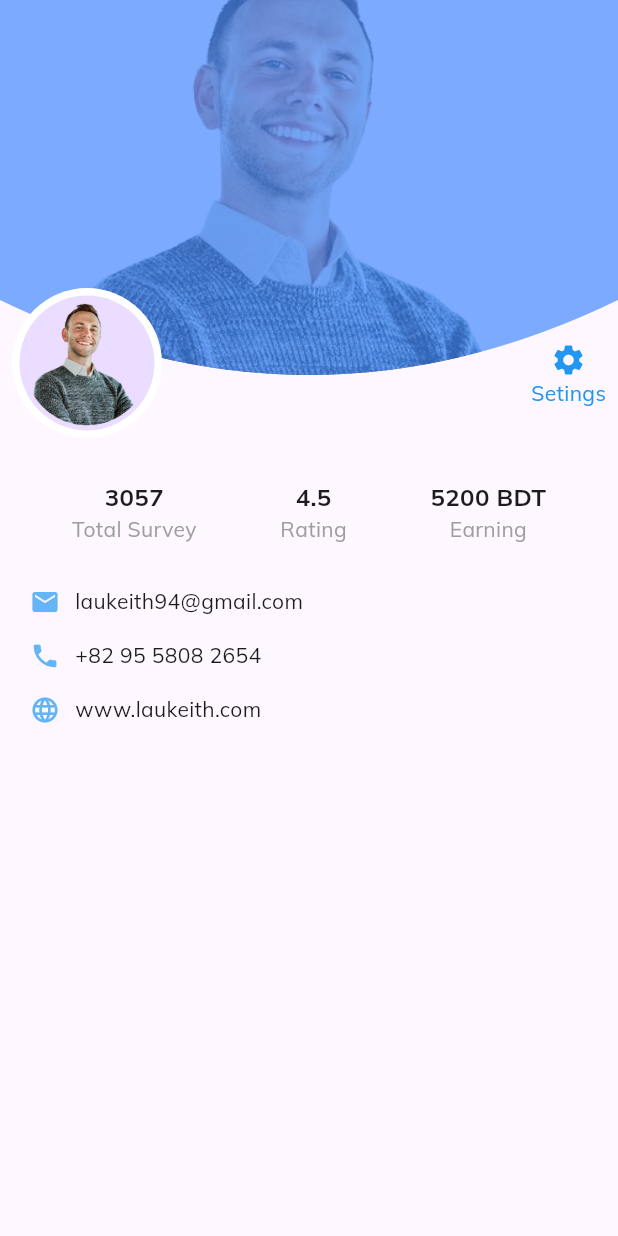
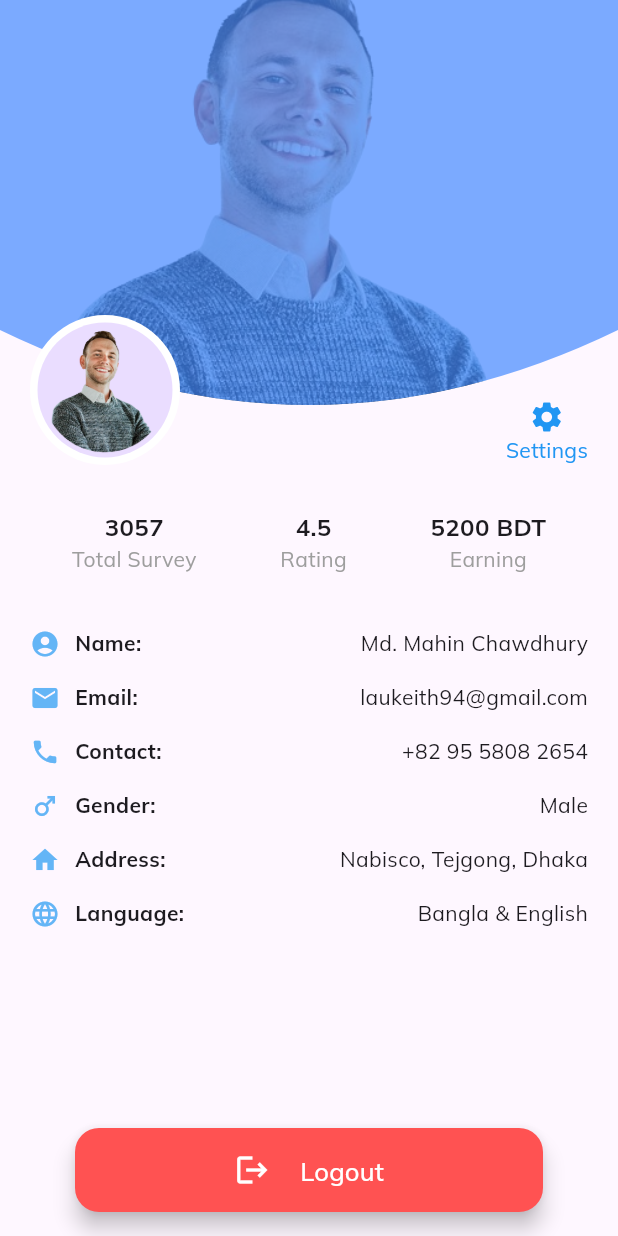
Before and after one commit to SadakatulShakil/Serveyor-App, a Flutter app: the ProfileScreen screen opened directly, on a phone screen of 412 x 824 dp. Run offline on Flutter 3.47's test engine with Material 3 defaults, Android fonts, the phone set to English and light mode, and no system bars; our stand-ins replace flutter_svg, get, google_fonts, shared_preferences; accounts and stored records are empty.

Commit message:
profile page updated with link

```diff
--- a/lib/View/Screen/Dashboard/Profile/ProfileScreen.dart
+++ b/lib/View/Screen/Dashboard/Profile/ProfileScreen.dart
@@ -1,5 +1,6 @@
 import 'package:flutter/material.dart';
 import 'package:google_fonts/google_fonts.dart';
+import 'package:serveyor_app/View/Screen/Login/LoginScreen.dart';
 
 class ProfileScreen extends StatefulWidget {
   bool isBackButton;
@@ -14,6 +15,32 @@ class _ProfileScreenState extends State<ProfileScreen> {
   @override
   Widget build(BuildContext context) {
     return Scaffold(
+      floatingActionButton: Align(
+        alignment: Alignment.bottomCenter,
+        child: Padding(
+          padding: const EdgeInsets.only(left: 50.0, right: 50.0, bottom: 16.0, top: 16.0),
+          child: FloatingActionButton.extended(
+            onPressed: () {
+              // Add your onPressed code here!
+              Navigator.of(context).pushReplacement(
+                MaterialPageRoute(builder: (context) => LoginScreen()),
+              );
+            },
+            backgroundColor: Colors.redAccent,
+            label: Container(
+                width: MediaQuery.of(context).size.width,
+                child: Row(
+                  mainAxisAlignment: MainAxisAlignment.center,
+                  children: [
+                    Icon(Icons.logout, color: Colors.white,),
+                    SizedBox(width: 20),
+                    Text('Logout', style: GoogleFonts.mulish(color: Colors.white, fontSize: 17),),
+                  ],
+                )),
+          ),
+        ),
+      ),
+      floatingActionButtonLocation: FloatingActionButtonLocation.centerDocked,
       body: Column(
         children: [
           Stack(
@@ -23,7 +50,7 @@ class _ProfileScreenState extends State<ProfileScreen> {
               ClipPath(
                 clipper: MyClipper(),
                 child: Container(
-                  height: 300,
+                  height: 320,
                   width: MediaQuery.of(context).size.width,
                   child: Stack(
                     fit: StackFit.expand,
@@ -50,11 +77,6 @@ class _ProfileScreenState extends State<ProfileScreen> {
                     },
                   ),
                 ),
-              Padding(
-                padding: const EdgeInsets.all(8.0),
-                child: Row(
-                  mainAxisAlignment: MainAxisAlignment.spaceBetween,
-                  children: [
               Positioned(
                 left: 20,
                 bottom: 10,
@@ -67,16 +89,16 @@ class _ProfileScreenState extends State<ProfileScreen> {
                   ),
                 ),
               ),
-                    Column(
+              Positioned(
+                right: 20,
+                bottom: 10,
+                child: Column(
                   children: [
-                        SizedBox(height: 16,),
                     Icon(
                       Icons.settings,
                       color: Colors.blue,
                     ),
-                        Text("Setings", style: GoogleFonts.mulish(color: Colors.blue),)
-                      ],
-                    ),
+                    Text("Settings", style: GoogleFonts.mulish(color: Colors.blue),)
                   ],
                 ),
               ),
@@ -95,9 +117,7 @@ class _ProfileScreenState extends State<ProfileScreen> {
             ),
           ),
           SizedBox(height: 20),
-          _buildInfoRow(Icons.email, 'laukeith94@gmail.com'),
-          _buildInfoRow(Icons.phone, '+82 95 5808 2654'),
-          _buildInfoRow(Icons.language, 'www.laukeith.com'),
+          _buildScrollableInfoRows(),
         ],
       ),
     );
@@ -115,14 +135,39 @@ class _ProfileScreenState extends State<ProfileScreen> {
     );
   }
 
-  Widget _buildInfoRow(IconData icon, String text) {
+  Widget _buildInfoRow(IconData icon, String label, String text) {
     return Padding(
       padding: const EdgeInsets.symmetric(vertical: 8.0, horizontal: 20.0),
       child: Row(
         children: [
           Icon(icon, color: Colors.blue[300], size: 20),
           SizedBox(width: 10),
-          Text(text, style: GoogleFonts.mulish(fontSize: 14)),
+          Text(label, style: GoogleFonts.mulish(fontSize: 14, fontWeight: FontWeight.w700)),
+          SizedBox(width: 10),
+          Expanded(
+            child: Align(
+              alignment: Alignment.centerRight,
+              child: Text(text, style: GoogleFonts.mulish(fontSize: 14)),
+            ),
+          ),
+        ],
+      ),
+    );
+  }
+
+  Widget _buildScrollableInfoRows() {
+    return Expanded(
+      child: ListView(
+        padding: EdgeInsets.symmetric(vertical: 8.0),
+        children: [
+          _buildInfoRow(Icons.account_circle_rounded, 'Name: ', 'Md. Mahin Chawdhury'),
+          _buildInfoRow(Icons.email, 'Email: ', 'laukeith94@gmail.com'),
+          _buildInfoRow(Icons.phone, 'Contact: ', '+82 95 5808 2654'),
+          _buildInfoRow(Icons.male_outlined, 'Gender: ','Male'),
+          _buildInfoRow(Icons.home, 'Address: ','Nabisco, Tejgong, Dhaka'),
+          _buildInfoRow(Icons.language, 'Language: ','Bangla & English'),
+          SizedBox(height: 55,)
+          // Add more info rows as needed
         ],
       ),
     );
```
Lines whose indentation alone changed are shown as unchanged.
